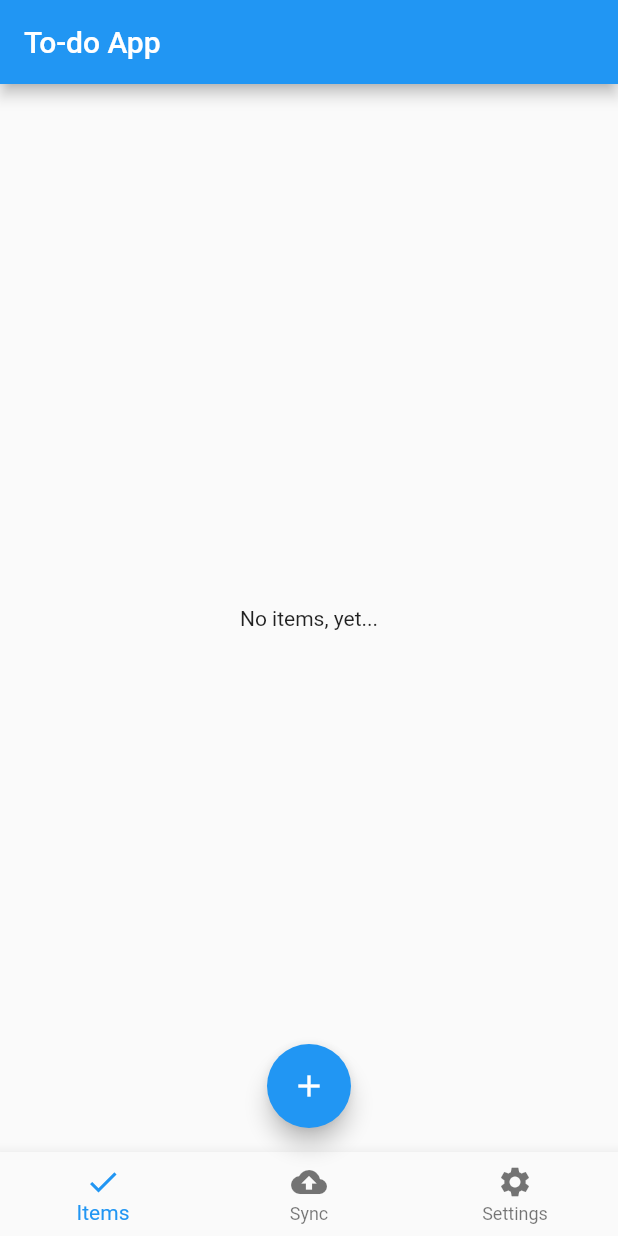
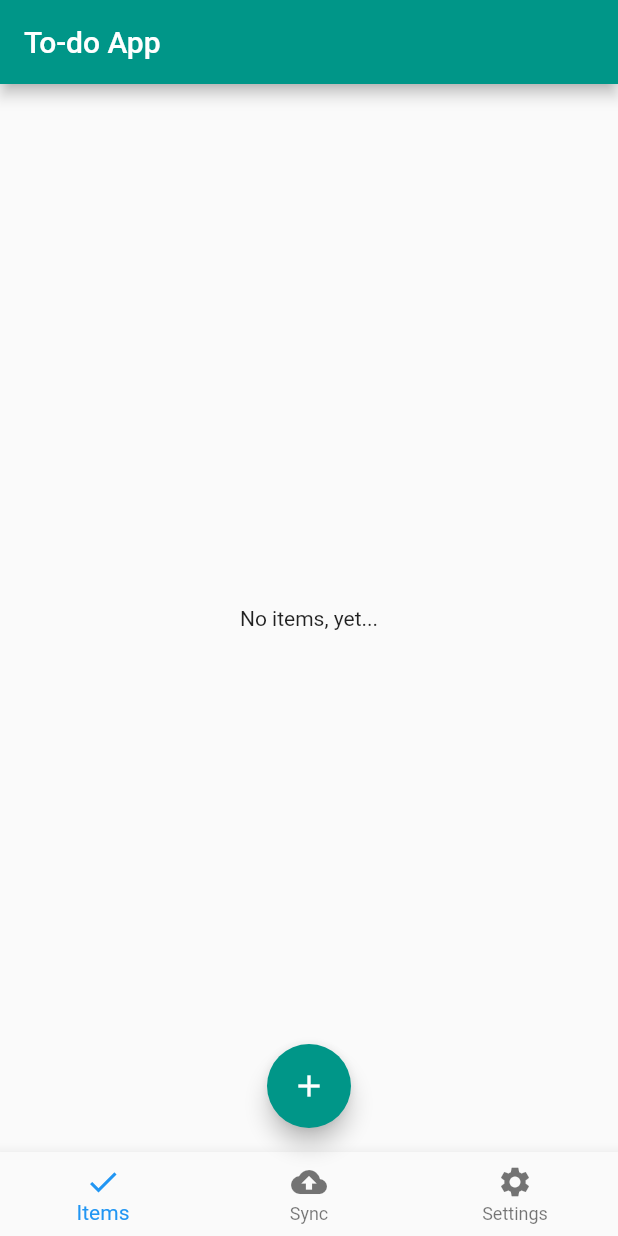
Before and after one commit to cjdenio/flutter-todo-app, a Flutter app: the screen it shows after launch, on a phone screen of 412 x 824 dp. Run offline on Flutter 3.47's test engine with Material 2 defaults, Android fonts, the light colour scheme and no system bars; Roboto replaces fonts that are missing (Montserrat).

Commit message:
Theming and working nav

```diff
--- a/lib/CustomBottomNav.dart
+++ b/lib/CustomBottomNav.dart
@@ -2,8 +2,10 @@ import 'package:flutter/material.dart';
 
 class CustomBottomNav extends StatefulWidget{
   List<BottomNavigationBarItem> items;
-  CustomBottomNav({this.items});
-  int selectedIndex = 0;
+  Function onPressed;
+  int selectedIndex;
+
+  CustomBottomNav({this.items, this.onPressed, this.selectedIndex});
 
   CustomBottomNavState createState() => CustomBottomNavState();
 }
@@ -14,9 +16,7 @@ class CustomBottomNavState extends State<CustomBottomNav>{
       items: widget.items,
       currentIndex: widget.selectedIndex,
       onTap: (index){
-        setState((){
-          widget.selectedIndex = index;
-        });
+        widget.onPressed(index);
       },
     );
   }
--- a/lib/main.dart
+++ b/lib/main.dart
@@ -5,28 +5,48 @@ import 'CustomBottomNav.dart';
 
 import 'items.dart';
 
+import 'pages/SettingsPage.dart';
+import 'pages/SyncPage.dart';
+
 void main(){
   runApp(App());
 }
 class App extends StatelessWidget{
   Widget build(BuildContext ctx){
     return MaterialApp(
+      theme: ThemeData(
+        primaryColor: Colors.teal,
+        accentColor: Colors.teal,
+        buttonColor: Colors.teal,
+        fontFamily: "Montserrat"
+      ),
       title: "To-do App",
       home: InitialPage()
     );
   }
 }
 
-class InitialPage extends StatelessWidget{
+class InitialPage extends StatefulWidget{
+  InitialPageState createState() => InitialPageState();
+}
+
+class InitialPageState extends State<InitialPage>{
+  int pageIndex = 0;
+  List<Widget> pages = [
+    Home(),
+    SyncPage(),
+    SettingsPage()
+  ];
+
   Widget build(BuildContext ctx){
     return Scaffold(
       appBar: AppBar(
         title: Text("To-do App"),
       ),
       body: Center(
-        child: Home()
+        child: pages[pageIndex]
       ),
-      floatingActionButton: FloatingActionButton(
+      floatingActionButton: (pageIndex == 0) ? FloatingActionButton(
         onPressed: (){
           Navigator.of(ctx).push(MaterialPageRoute(
             builder: (BuildContext ctx){
@@ -35,7 +55,7 @@ class InitialPage extends StatelessWidget{
           ));
         },
         child: Icon(Icons.add)
-      ),
+      ) : null,
       floatingActionButtonLocation: FloatingActionButtonLocation.centerFloat,
       bottomNavigationBar: CustomBottomNav(
         items: [
@@ -51,7 +71,14 @@ class InitialPage extends StatelessWidget{
             icon: Icon(Icons.settings),
             title: Text("Settings")
           )
-        ]
+        ],
+        onPressed: (index){
+          print(index);
+          setState(() {
+            pageIndex = index;
+          });
+        },
+        selectedIndex: pageIndex,
       )
     );
   }
```
Also changed, not shown: lib/pages/SettingsPage.dart (added, +7 -0 lines), lib/pages/SyncPage.dart (added, +7 -0 lines).
